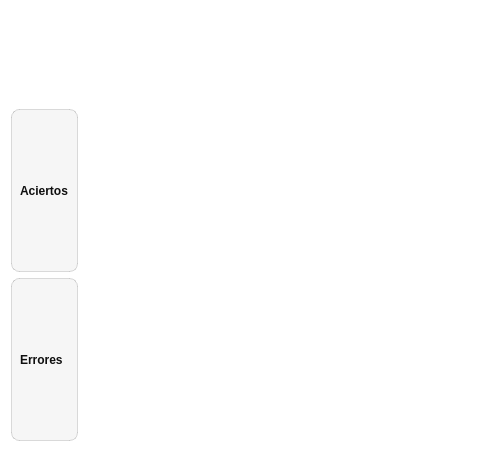
Before: the Qt Designer form interfaz_ssvep/res/ui/bci_evaluator_operator.ui in irinalauritto/ProyectoFinal, drawn with Qt 5; both pictures show x 0 to 480 and y 241 to 693 of the 972 by 693 pixel window.
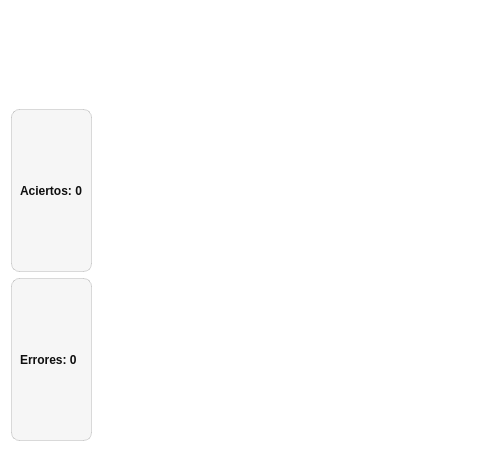
After: the same form once the commit is applied.

Diff of the .ui file:
```diff
--- a/interfaz_ssvep/res/ui/bci_evaluator_operator.ui
+++ b/interfaz_ssvep/res/ui/bci_evaluator_operator.ui
@@ -110,7 +110,7 @@
    <string>Form</string>
   </property>
   <property name="autoFillBackground">
-   <bool>true</bool>
+   <bool>false</bool>
   </property>
   <property name="styleSheet">
    <string notr="true">background-color: rgb(255, 255, 255);</string>
@@ -260,7 +260,7 @@
 padding: 5px;</string>
            </property>
            <property name="text">
-            <string>Aciertos</string>
+            <string>Aciertos: 0</string>
            </property>
           </widget>
          </item>
@@ -277,7 +277,7 @@
 padding: 5px;</string>
            </property>
            <property name="text">
-            <string>Errores</string>
+            <string>Errores: 0</string>
            </property>
           </widget>
          </item>
```
